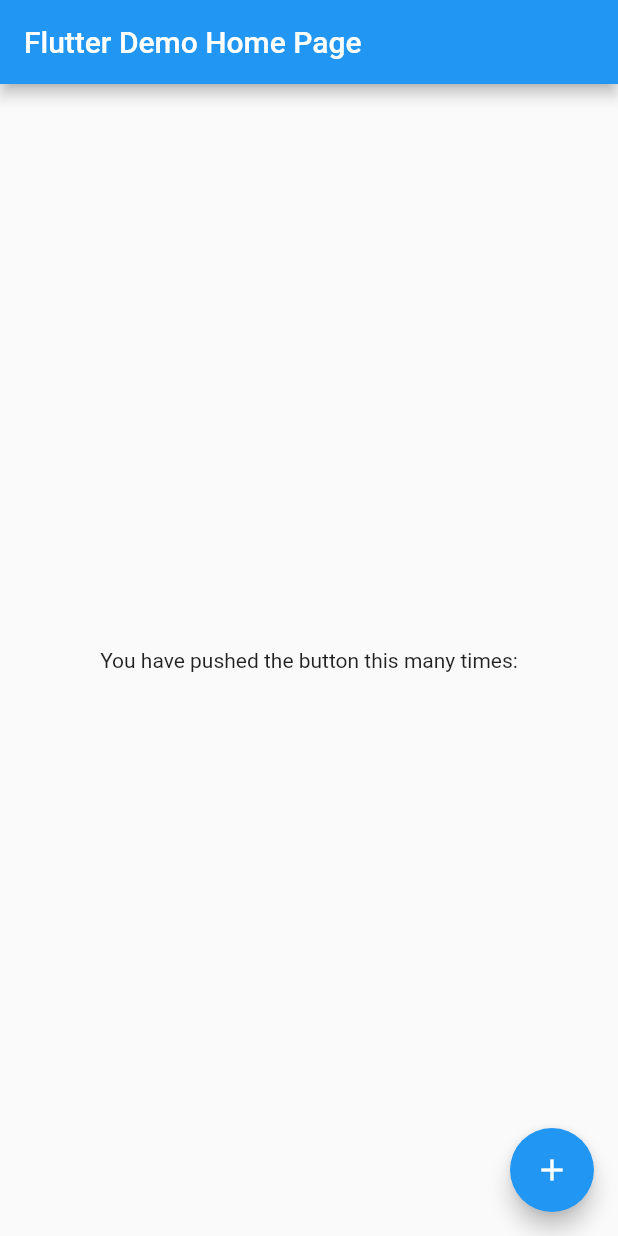
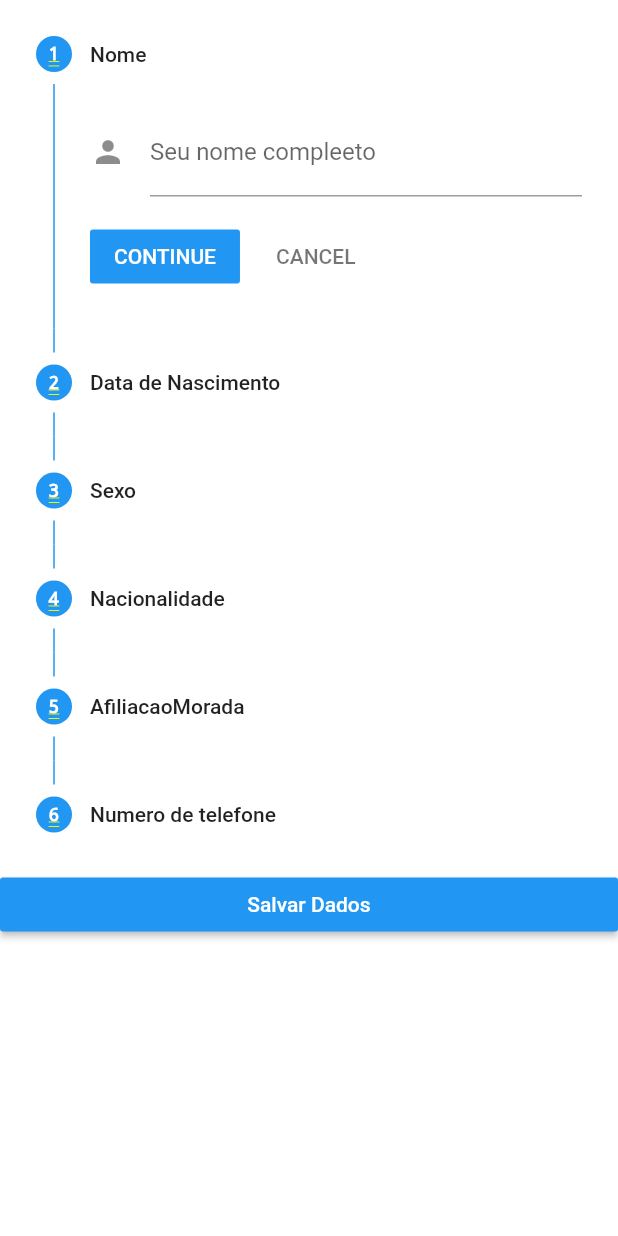
Before and after one commit to braulio94/MedicalHealth-Patient, a Flutter app: the screen it shows after launch, on a phone screen of 412 x 824 dp. Run offline on Flutter 3.47's test engine with Material 2 defaults, Android fonts, the phone set to English and light mode, and no system bars.

Commit message:
make form page used for entering patient's data

```diff
--- /dev/null
+++ b/lib/data/data.dart
@@ -0,0 +1,11 @@
+class PatientForm {
+  static final List<String> fields = [
+    'Nome',
+    'Data de Nascimento',
+    'Sexo',
+    'Nacionalidade',
+    'Afiliacao'
+    'Morada',
+    'Numero de telefone'
+  ];
+}
--- a/lib/main.dart
+++ b/lib/main.dart
@@ -1,4 +1,5 @@
 import 'package:flutter/material.dart';
+import 'package:medical_health_patient/pages/form_page.dart';
 
 void main() => runApp(MedicalHealth());
 
@@ -10,42 +11,7 @@ class MedicalHealth extends StatelessWidget {
       theme: ThemeData(
         primarySwatch: Colors.blue,
       ),
-      home: MyHomePage(title: 'Flutter Demo Home Page'),
+      home: FormPage(),
     );
   }
 }
-
-class MyHomePage extends StatefulWidget {
-  MyHomePage({Key key, this.title}) : super(key: key);
-  final String title;
-
-  @override
-  _MyHomePageState createState() => _MyHomePageState();
-}
-
-class _MyHomePageState extends State<MyHomePage> {
-
-  @override
-  Widget build(BuildContext context) {
-    return Scaffold(
-      appBar: AppBar(
-        title: Text(widget.title),
-      ),
-      body: Center(
-        child: Column(
-          mainAxisAlignment: MainAxisAlignment.center,
-          children: <Widget>[
-            Text(
-              'You have pushed the button this many times:',
-            ),
-          ],
-        ),
-      ),
-      floatingActionButton: FloatingActionButton(
-        onPressed: (){},
-        tooltip: 'Increment',
-        child: Icon(Icons.add),
-      ), // This trailing comma makes auto-formatting nicer for build methods.
-    );
-  }
-}
--- /dev/null
+++ b/lib/pages/form_page.dart
@@ -0,0 +1,105 @@
+import 'package:flutter/material.dart';
+import 'package:medical_health_patient/data/data.dart';
+import 'package:medical_health_patient/model/patient.dart';
+
+class FormPage extends StatefulWidget {
+  @override
+  _FormPageState createState() => _FormPageState();
+}
+
+class _FormPageState extends State<FormPage> {
+
+  int currStep = 0;
+  static var _focusNode = FocusNode();
+  GlobalKey<FormState> _formKey = GlobalKey<FormState>();
+  Patient patient;
+
+  @override
+  void initState() {
+    super.initState();
+    _focusNode.addListener(() {
+      setState(() {});
+      print('Has focus: $_focusNode.hasFocus');
+    });
+  }
+
+  @override
+  void dispose() {
+    _focusNode.dispose();
+    super.dispose();
+  }
+
+  @override
+  Widget build(BuildContext context) {
+    return Container(
+        child: Form(
+          key: _formKey,
+          child: ListView(children: <Widget>[
+            Stepper(
+              steps: PatientForm.fields.map((field){
+                return Step(
+                    title: Text(field),
+                    isActive: true,
+                    state: StepState.indexed,
+                    content: TextFormField(
+                      focusNode: _focusNode,
+                      keyboardType: TextInputType.text,
+                      autocorrect: false,
+                      onSaved: (String value) {
+
+                      },
+                      maxLines: 1,
+                      validator: (value) {
+                        if (value.isEmpty || value.length < 1) {
+                          return 'Please enter name';
+                        }
+                      },
+                      decoration: InputDecoration(
+                          labelText: 'Seu nome compleeto',
+                          hintText: 'Nome completo',
+                          icon: Icon(Icons.person),
+                          labelStyle:
+                          TextStyle(decorationStyle: TextDecorationStyle.solid)),
+                    ),
+                );
+              }).toList(),
+              type: StepperType.vertical,
+              currentStep: this.currStep,
+              onStepContinue: () {
+                setState(() {
+                  if (currStep < PatientForm.fields.length - 1) {
+                    currStep = currStep + 1;
+                  } else {
+                    currStep = 0;
+                  }
+                });
+              },
+              onStepCancel: () {
+                setState(() {
+                  if (currStep > 0) {
+                    currStep = currStep - 1;
+                  } else {
+                    currStep = 0;
+                  }
+                });
+              },
+              onStepTapped: (step) {
+                setState(() {
+                  currStep = step;
+                });
+              },
+            ),
+            RaisedButton(
+              child: Text(
+                'Salvar Dados',
+                style: TextStyle(color: Colors.white),
+              ),
+              onPressed: (){
+
+              },
+              color: Colors.blue,
+            ),
+          ]),
+        ));
+  }
+}
--- a/pubspec.yaml
+++ b/pubspec.yaml
@@ -19,6 +19,7 @@ dependencies:
   path_provider: any
   flutter_sticky_header: ^0.3.4
   cloud_firestore: ^0.8.2+3
+  validate: 1.7.0
 
   # The following adds the Cupertino Icons font to your application.
   # Use with the CupertinoIcons class for iOS style icons.
```
Also changed, not shown: lib/pages/home_page.dart (added, +15 -0 lines), lib/pages/login_page.dart (added, +10 -0 lines), lib/pages/register_page.dart (added, +10 -0 lines), lib/pages/vaccine_card_page.dart (added, +15 -0 lines).
